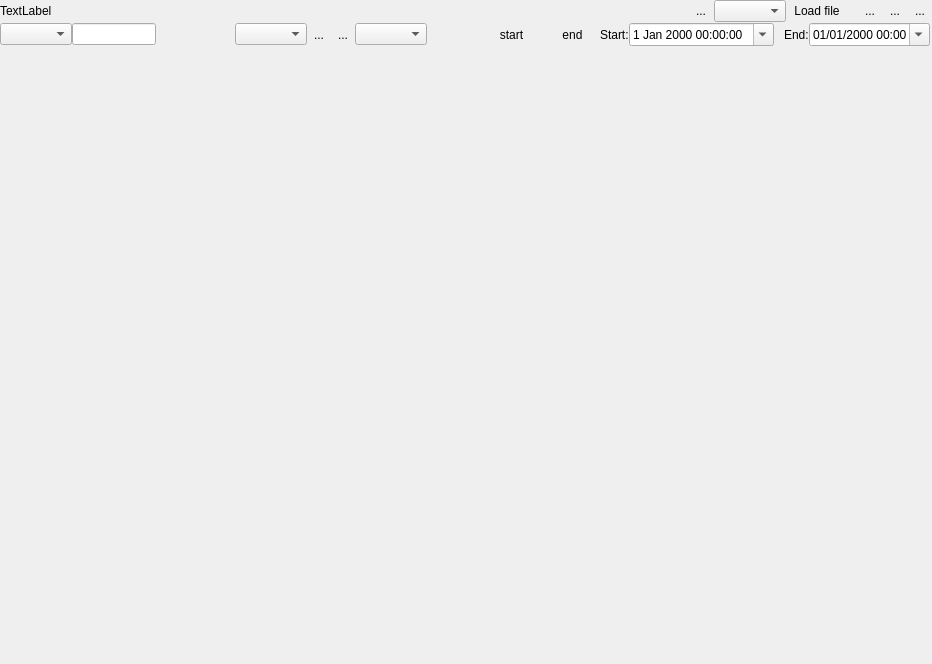
Old version of the form Viewer/ecflowUI/src/TimelineWidget.ui in the repository ecmwf/ecflow.
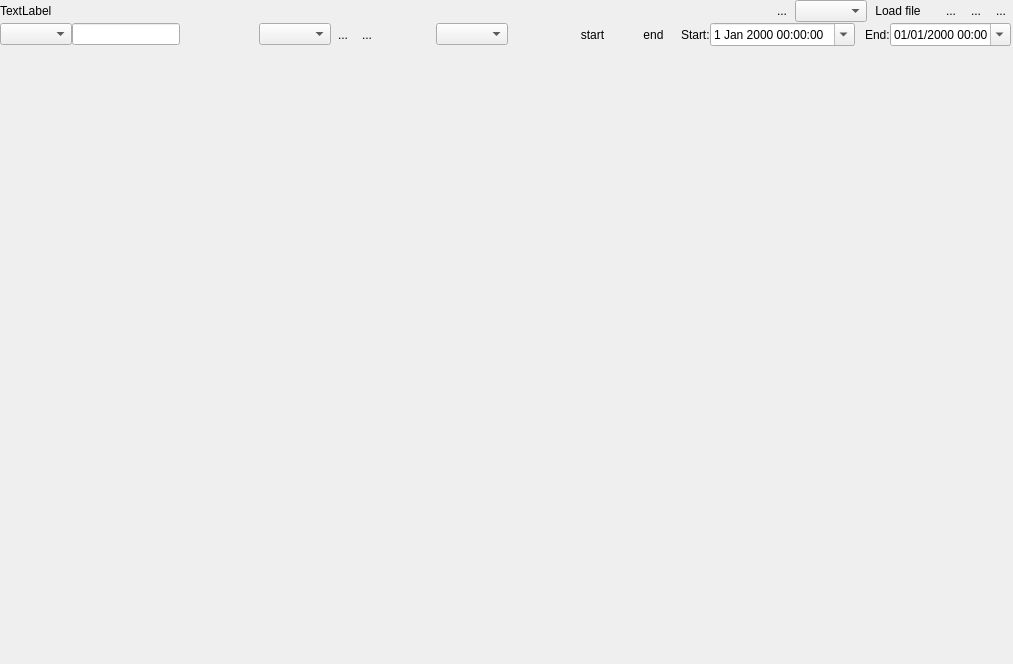
New version of the form. Icons and pictures are not drawn. Custom widgets are drawn as their Qt base class.

Commit message: ecFlowUI: provide scrollable widget to display errors in timeline view ECFLOW-1896

The edit to the form file:
```diff
--- a/Viewer/ecflowUI/src/TimelineWidget.ui
+++ b/Viewer/ecflowUI/src/TimelineWidget.ui
@@ -6,7 +6,7 @@
    <rect>
     <x>0</x>
     <y>0</y>
-    <width>932</width>
+    <width>1013</width>
     <height>664</height>
    </rect>
   </property>
```
The commit also changes 6 other files.
